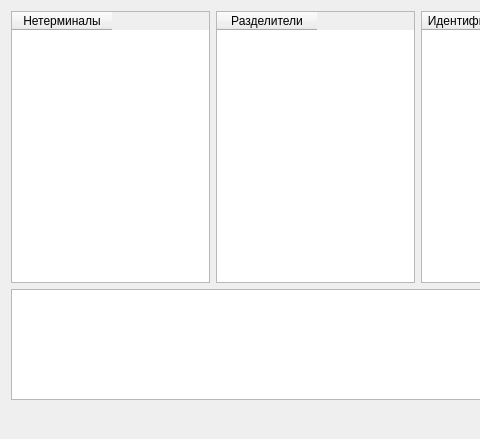
This is Code/LexicalAnalysis/lexicalwindow.ui in Max1mu5/Compiler as Qt 5 draws it before an edit; both pictures show x 0 to 480 and y 0 to 439 of the 836 by 439 pixel window. The edited form follows.
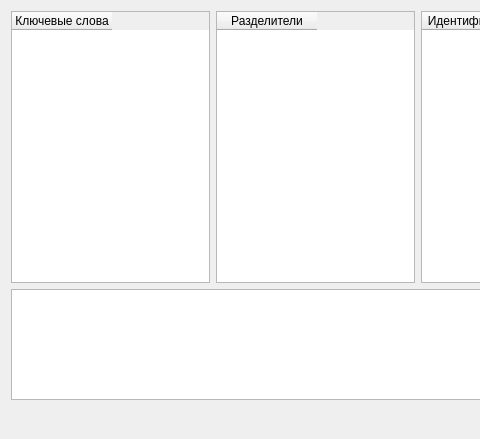
This is the edited form.

Diff of the .ui file:
```diff
--- a/Code/LexicalAnalysis/lexicalwindow.ui
+++ b/Code/LexicalAnalysis/lexicalwindow.ui
@@ -51,7 +51,7 @@
        </property>
        <column>
         <property name="text">
-         <string>Нетерминалы</string>
+         <string>Ключевые слова</string>
         </property>
        </column>
       </widget>
```
